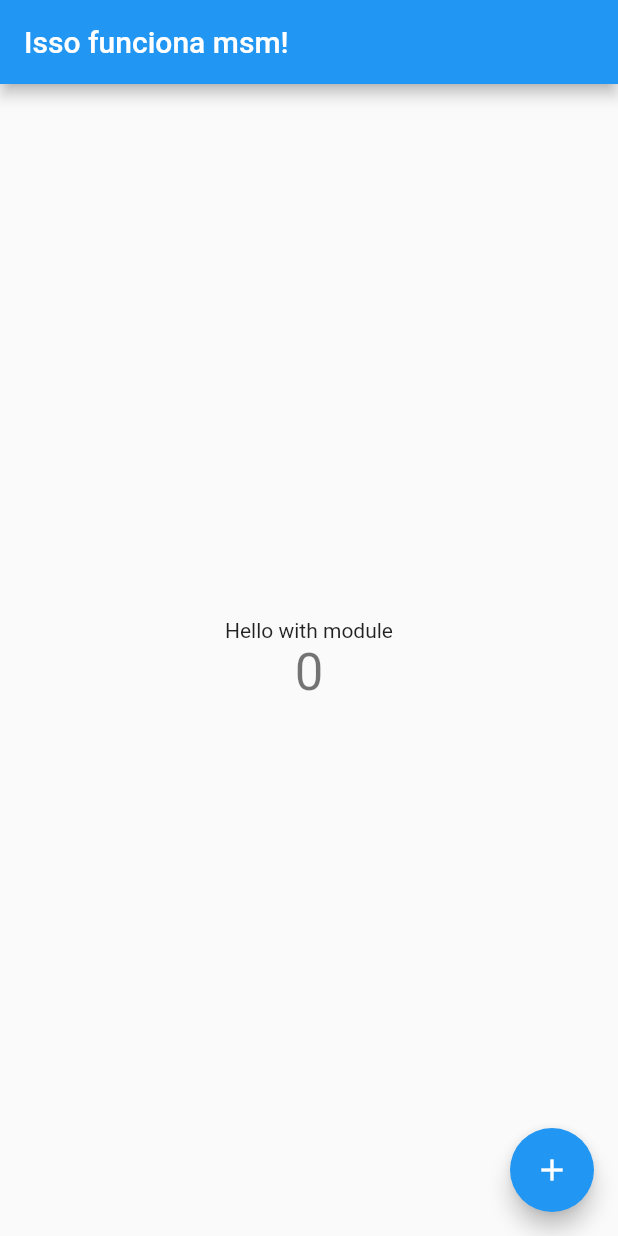
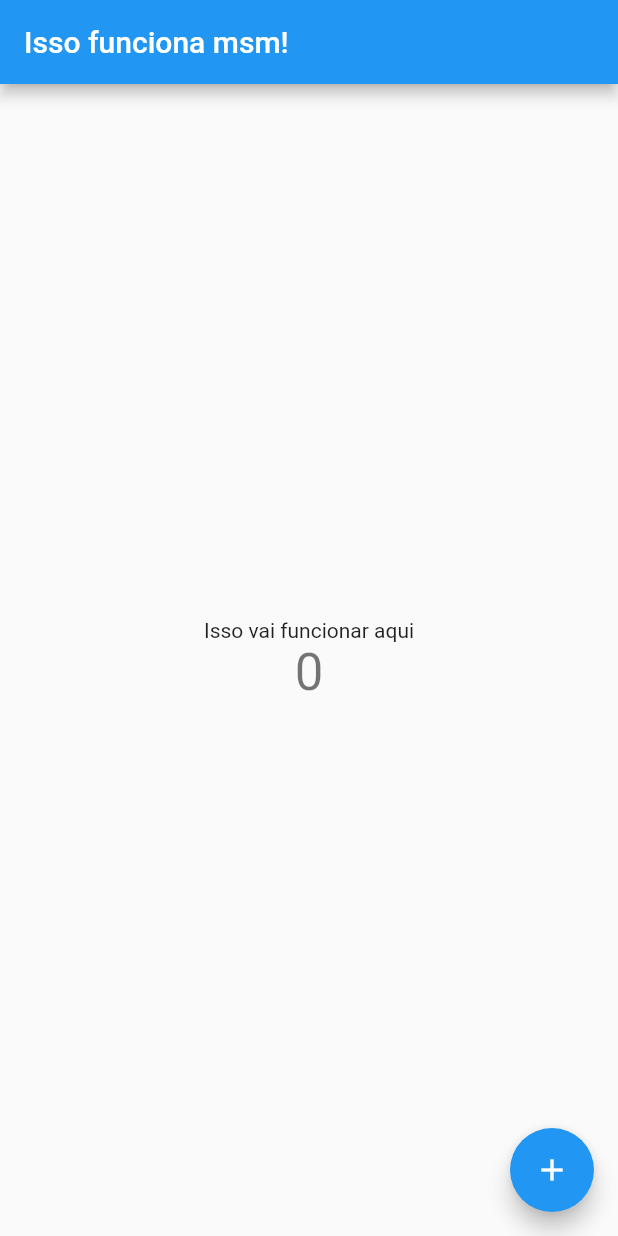
Before and after one commit to lucasrobaert/flutter_modulo, a Flutter app: the screen it shows after launch, on a phone screen of 412 x 824 dp. Run offline on Flutter 3.47's test engine with Material 2 defaults, Android fonts, the phone set to English and light mode, and no system bars.

Commit message:
chore: alteracao teste 2

```diff
--- a/lib/main.dart
+++ b/lib/main.dart
@@ -93,7 +93,7 @@ class _MyHomePageState extends State<MyHomePage> {
           mainAxisAlignment: MainAxisAlignment.center,
           children: <Widget>[
             const Text(
-              'Hello with module',
+              'Isso vai funcionar aqui',
             ),
             Text(
               '$_counter',
```
